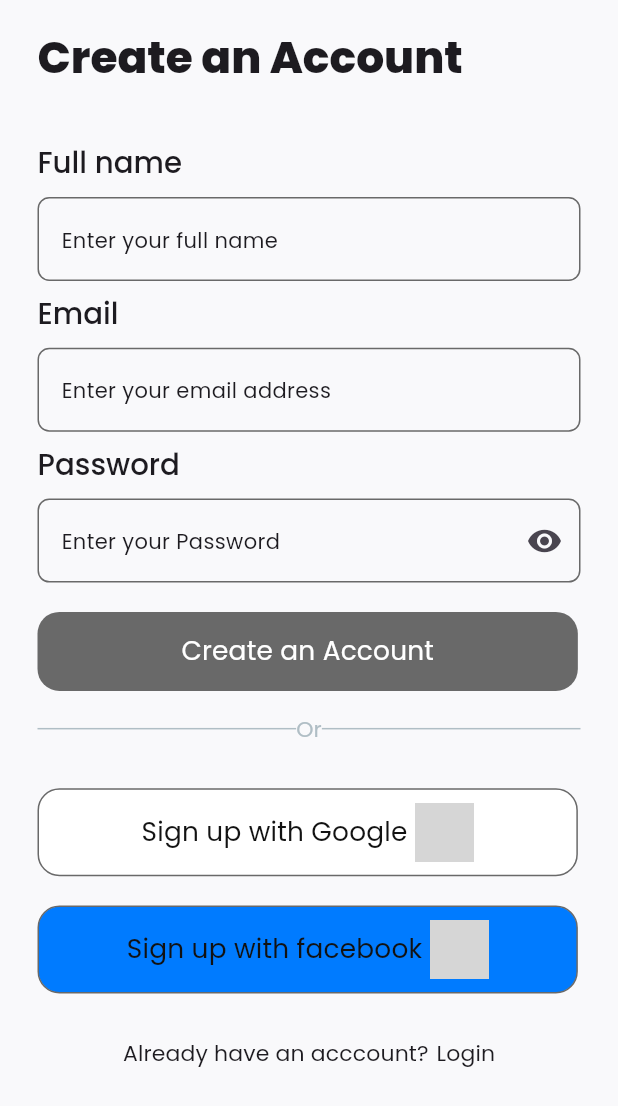
After one commit to rahmaEbrahem/just_a_shop, a Flutter app: the RegisterScreen screen opened by its route, on a phone screen of 412 x 824 dp. The commit adds this screen. Shown: the top 1106 px of the screen. Run offline on Flutter 3.47's test engine with Material 3 defaults, Android fonts, the phone set to English and light mode, and no system bars; our stand-ins replace bloc, easy_localization, flutter_bloc, flutter_screenutil, flutter_svg, hive and 2 more; missing offline and left inert: dart:ffi; accounts and stored records are empty; grey boxes are pictures that could not be loaded.

Commit message:
resolve merge conflicts and integrate auth screens

```diff
--- a/assets/translation/en.json
+++ b/assets/translation/en.json
@@ -2,4 +2,32 @@
 "choosetheme":"Choose the theme",
 "continuetext":"Continue",
 "light":"Light",
-"dark":"Dark"}
+"dark":"Dark",
+"discovertitle":"Discover Your Favorites",
+"discoverdesc":"Explore a wide rande of products and find what you love.",
+"choosedesc":"Add your favorites products to your cart and grt ready to order",
+"choosetitle":"Shop With Ease",
+"completetilte":"Checkout securely",
+"completedesc":"Review your order, pay securely, and enjoy a smooth shopping experience.",
+"getbutton":"Get Started",
+"registertitle":"Create an Account",
+"nametitle":"Full name",
+"namefield":"Enter your full name",
+"emailfield":"Enter your email address",
+"emailtitle":"Email",
+"passwordtitle":"Password",
+"paswordfield":"Enter your Password",
+"googletitle":"Sign up with Google",
+"facetitle":"Sign up with facebook",
+"alreadytitle":"Already have an acccount?",
+"logintitle":"Login",
+"loginaccount":"Login to your account",
+"welcometitle":"it's great to see you again",
+"ortitle":"Or",
+"googlelogin":"Login with Google",
+"facelogin":"Login with Facebook",
+"signuptitle":"Don't have an account?",
+"signup":"Join"
+
+
+}
--- /dev/null
+++ b/lib/core/app_widgets/app_text_field.dart
@@ -0,0 +1,55 @@
+import 'package:e_commerce_app/core/theme/app_colors.dart';
+import 'package:flutter/material.dart';
+
+class AppTextField extends StatefulWidget {
+  final String text;
+  final TextInputType keyboardtype;
+  final ispassword;
+  final TextEditingController? controller;
+  final String? Function(String?)? validator;
+  const AppTextField({
+    super.key,
+    required this.text,
+    required this.keyboardtype,
+    this.ispassword = false,
+    this.controller,
+    this.validator,
+  });
+
+  @override
+  State<AppTextField> createState() => _AppTextFieldState();
+}
+
+class _AppTextFieldState extends State<AppTextField> {
+  bool isobscure = true;
+  @override
+  Widget build(BuildContext context) {
+    return TextFormField(
+      validator: widget.validator,
+      controller: widget.controller,
+      keyboardType: widget.keyboardtype,
+      obscureText: widget.ispassword && isobscure,
+      decoration: InputDecoration(
+        suffixIcon: widget.ispassword
+            ? InkWell(
+                onTap: () {
+                  setState(() {
+                    isobscure = !isobscure;
+                  });
+                },
+                child: Icon(
+                  isobscure ? Icons.visibility : Icons.visibility_off,
+                ),
+              )
+            : null,
+        hint: Text(widget.text),
+        hintStyle: Theme.of(
+          context,
+        ).textTheme.titleSmall?.copyWith(color: AppColor.containercolor),
+      ),
+      onTapOutside: (v) {
+        FocusScope.of(context).unfocus();
+      },
+    );
+  }
+}
--- /dev/null
+++ b/lib/core/app_widgets/auth_container.dart
@@ -0,0 +1,50 @@
+import 'package:e_commerce_app/core/theme/app_colors.dart';
+import 'package:e_commerce_app/gen/locale_keys.g.dart';
+import 'package:flutter/material.dart';
+import 'package:flutter_screenutil/flutter_screenutil.dart';
+import 'package:flutter_svg/svg.dart';
+
+class AuthContainer extends StatelessWidget {
+  final String text;
+  final String icon;
+  final Color containcolor;
+  final void Function()? onTap;
+  const AuthContainer({
+    super.key,
+    required this.text,
+    required this.onTap,
+    required this.containcolor,
+    required this.icon,
+  });
+
+  @override
+  Widget build(BuildContext context) {
+    return GestureDetector(
+      onTap: onTap,
+      child: Container(
+        width: 341.w,
+        height: 60.h,
+        decoration: BoxDecoration(
+          color: containcolor,
+          border: Border.all(color: AppColor.bordercolor),
+          borderRadius: BorderRadius.circular(15.r),
+        ),
+        child: Row(
+          mainAxisAlignment: MainAxisAlignment.center,
+          children: [
+            Text(
+              text,
+              style: Theme.of(
+                context,
+              ).textTheme.titleMedium?.copyWith(color: AppColor.darkmode),
+            ),
+
+            5.horizontalSpace,
+            SvgPicture.asset(icon, height: 40.h),
+          ],
+        ),
+      ),
+    );
+    ;
+  }
+}
--- /dev/null
+++ b/lib/core/app_widgets/divider/auth_divider.dart
@@ -0,0 +1,24 @@
+import 'package:e_commerce_app/core/theme/app_colors.dart';
+import 'package:e_commerce_app/gen/locale_keys.g.dart';
+import 'package:easy_localization/easy_localization.dart';
+import 'package:flutter/material.dart';
+
+class AuthDivider extends StatelessWidget {
+  const AuthDivider({super.key});
+
+  @override
+  Widget build(BuildContext context) {
+    return Row(
+      children: [
+        Expanded(child: Divider(color: AppColor.containercolor, thickness: 1)),
+        Text(
+          LocaleKeys.ortitle.tr(),
+          style: Theme.of(
+            context,
+          ).textTheme.titleSmall?.copyWith(color: AppColor.containercolor),
+        ),
+        Expanded(child: Divider(color: AppColor.containercolor, thickness: 1)),
+      ],
+    );
+  }
+}
--- a/lib/core/routes/app_routes.dart
+++ b/lib/core/routes/app_routes.dart
@@ -1,4 +1,6 @@
 import 'package:e_commerce_app/core/routes/routes.dart';
+import 'package:e_commerce_app/features/screens/auth/login/presentation/ui/login_screen.dart';
+import 'package:e_commerce_app/features/screens/auth/register/presentation/ui/register_screen.dart';
 import 'package:e_commerce_app/features/screens/onboarding/presentation/ui/onboarding.dart';
 import 'package:e_commerce_app/features/screens/onboarding/presentation/ui/theme_language_choose.dart';
 import 'package:flutter/material.dart';
@@ -10,6 +12,10 @@ class AppRoutes {
         return MaterialPageRoute(builder: (context) => ThemeLanguageChoose());
       case Routes.onboarding:
         return MaterialPageRoute(builder: (context) => Onboarding());
+      case Routes.registerscreen:
+        return MaterialPageRoute(builder: (context) => RegisterScreen());
+      case Routes.loginscreen:
+        return MaterialPageRoute(builder: (context) => LoginScreen());
       default:
         return MaterialPageRoute(
           builder: (context) => Scaffold(
--- a/lib/core/routes/routes.dart
+++ b/lib/core/routes/routes.dart
@@ -1,4 +1,6 @@
 class Routes {
   static const String themelanguagechoose = 'themelanguagechoose';
   static const String onboarding = 'onbording';
+  static const String registerscreen = "registerscreen";
+  static const String loginscreen = "loginscreen";
 }
--- a/lib/core/theme/app_theme.dart
+++ b/lib/core/theme/app_theme.dart
@@ -27,7 +27,7 @@ class AppTheme {
     ),
     fontFamily: 'Poppins',
     textTheme: TextTheme(
-      headlineMedium: TextStyle(fontSize: 30.sp, fontWeight: FontWeight(900)),
+      headlineMedium: TextStyle(fontSize: 30.sp, fontWeight: FontWeight.w800),
       titleLarge: TextStyle(fontSize: 20.sp, fontWeight: FontWeight(500)),
       titleMedium: TextStyle(fontSize: 18.sp, fontWeight: FontWeight(400)),
       titleSmall: TextStyle(fontSize: 15.sp, fontWeight: FontWeight(400)),
--- /dev/null
+++ b/lib/features/screens/auth/register/presentation/ui/register_screen.dart
@@ -0,0 +1,134 @@
+import 'package:e_commerce_app/core/app_widgets/app_container.dart';
+import 'package:e_commerce_app/core/app_widgets/app_text_field.dart';
+import 'package:e_commerce_app/core/app_widgets/auth_container.dart';
+import 'package:e_commerce_app/core/app_widgets/divider/auth_divider.dart';
+import 'package:e_commerce_app/core/helper/extentions/extension.dart';
+import 'package:e_commerce_app/core/routes/routes.dart';
+import 'package:e_commerce_app/core/theme/app_colors.dart';
+import 'package:e_commerce_app/gen/locale_keys.g.dart';
+import 'package:easy_localization/easy_localization.dart';
+import 'package:flutter/material.dart';
+import 'package:flutter_screenutil/flutter_screenutil.dart';
+
+class RegisterScreen extends StatefulWidget {
+  const RegisterScreen({super.key});
+
+  @override
+  State<RegisterScreen> createState() => _RegisterScreenState();
+}
+
+class _RegisterScreenState extends State<RegisterScreen> {
+  final formkey = GlobalKey<FormState>();
+  var namecontroller = TextEditingController();
+  var passwordcontroller = TextEditingController();
+  var emailcontroller = TextEditingController();
+
+  @override
+  void dispose() {
+    namecontroller.dispose();
+    emailcontroller.dispose();
+    passwordcontroller.dispose();
+    super.dispose();
+  }
+
+  @override
+  Widget build(BuildContext context) {
+    return Scaffold(
+      body: SafeArea(
+        child: Padding(
+          padding: const EdgeInsets.symmetric(horizontal: 25),
+          child: Form(
+            key: formkey,
+            child: SingleChildScrollView(
+              child: Column(
+                crossAxisAlignment: CrossAxisAlignment.start,
+                children: [
+                  20.verticalSpace,
+                  Text(
+                    LocaleKeys.registertitle.tr(),
+                    style: Theme.of(context).textTheme.headlineMedium,
+                  ),
+                  40.verticalSpace,
+                  Text(
+                    LocaleKeys.nametitle.tr(),
+                    style: Theme.of(context).textTheme.titleLarge,
+                  ),
+                  10.verticalSpace,
+                  AppTextField(
+                    controller: namecontroller,
+                    text: LocaleKeys.namefield.tr(),
+                    keyboardtype: TextInputType.name,
+                  ),
+                  10.verticalSpace,
+                  Text(
+                    LocaleKeys.emailtitle.tr(),
+                    style: Theme.of(context).textTheme.titleLarge,
+                  ),
+                  10.verticalSpace,
+                  AppTextField(
+                    controller: emailcontroller,
+                    text: LocaleKeys.emailfield.tr(),
+                    keyboardtype: TextInputType.emailAddress,
+                  ),
+                  10.verticalSpace,
+                  Text(
+                    LocaleKeys.passwordtitle.tr(),
+                    style: Theme.of(context).textTheme.titleLarge,
+                  ),
+                  10.verticalSpace,
+                  AppTextField(
+                    controller: passwordcontroller,
+                    text: LocaleKeys.paswordfield.tr(),
+                    keyboardtype: TextInputType.visiblePassword,
+                    ispassword: true,
+                  ),
+                  20.verticalSpace,
+                  AppContainer(
+                    text: LocaleKeys.registertitle.tr(),
+                    onTap: () {},
+                  ),
+                  15.verticalSpace,
+                  AuthDivider(),
+                  30.verticalSpace,
+                  AuthContainer(
+                    text: LocaleKeys.googletitle.tr(),
+                    onTap: () {},
+                    containcolor: Colors.white,
+                    icon: 'assets/icons/google-icon-logo-svgrepo-com.svg',
+                  ),
+                  20.verticalSpace,
+                  AuthContainer(
+                    text: LocaleKeys.facetitle.tr(),
+                    onTap: () {},
+                    containcolor: AppColor.secondarycolor,
+                    icon: 'assets/icons/facebook-3-logo-svgrepo-com.svg',
+                  ),
+                  30.verticalSpace,
+                  Row(
+                    mainAxisAlignment: MainAxisAlignment.center,
+                    children: [
+                      Text(
+                        LocaleKeys.alreadytitle.tr(),
+                        style: Theme.of(context).textTheme.titleSmall,
+                      ),
+                      5.horizontalSpace,
+                      InkWell(
+                        onTap: () {
+                          context.pushNamed(Routes.loginscreen);
+                        },
+                        child: Text(
+                          LocaleKeys.logintitle.tr(),
+                          style: Theme.of(context).textTheme.titleSmall,
+                        ),
+                      ),
+                    ],
+                  ),
+                ],
+              ),
+            ),
+          ),
+        ),
+      ),
+    );
+  }
+}
--- a/pubspec.yaml
+++ b/pubspec.yaml
@@ -41,6 +41,9 @@ dependencies:
   flutter_bloc: ^9.1.1
   hive_flutter: ^1.1.0
   hive: ^2.2.3
+  dio: ^5.11.1
+  pretty_dio_logger: ^1.4.0
+  shared_preferences: ^2.5.6
 
 dev_dependencies:
   flutter_test:
```
Also changed, not shown: assets/translation/ar.json (+26 -1 lines), lib/features/screens/auth/login/presentation/ui/login_screen.dart (added, +123 -0 lines), lib/core/networking/dio_factory.dart (added), lib/gen/locale_keys.g.dart, pubspec.lock, 1 other file.
